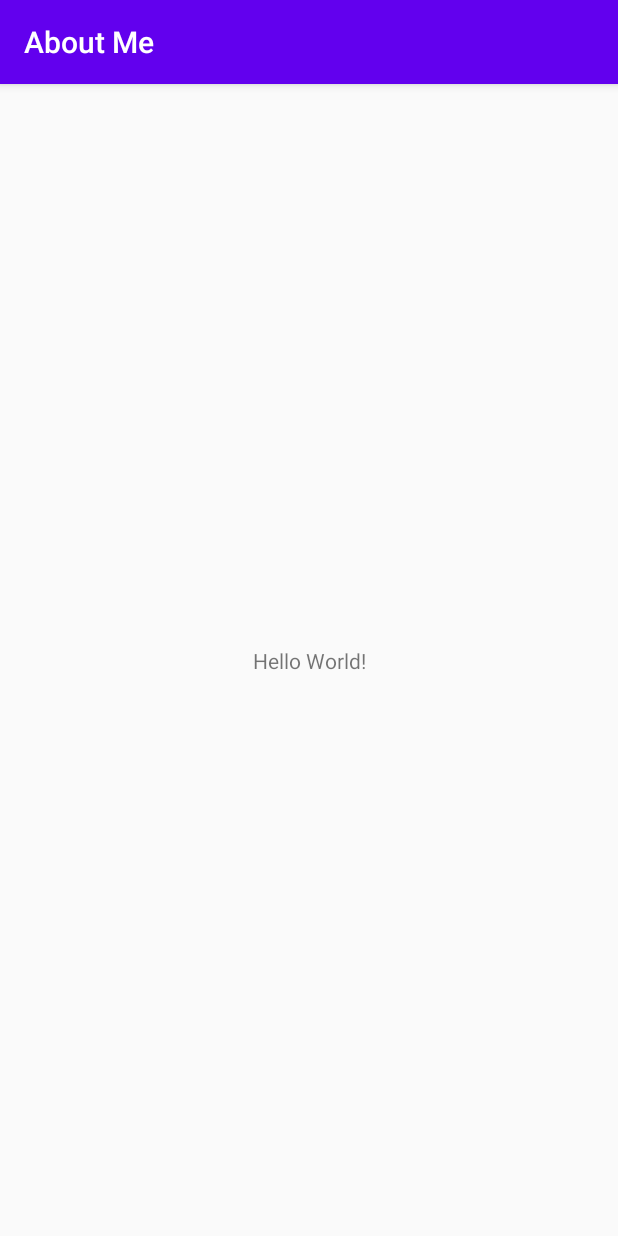
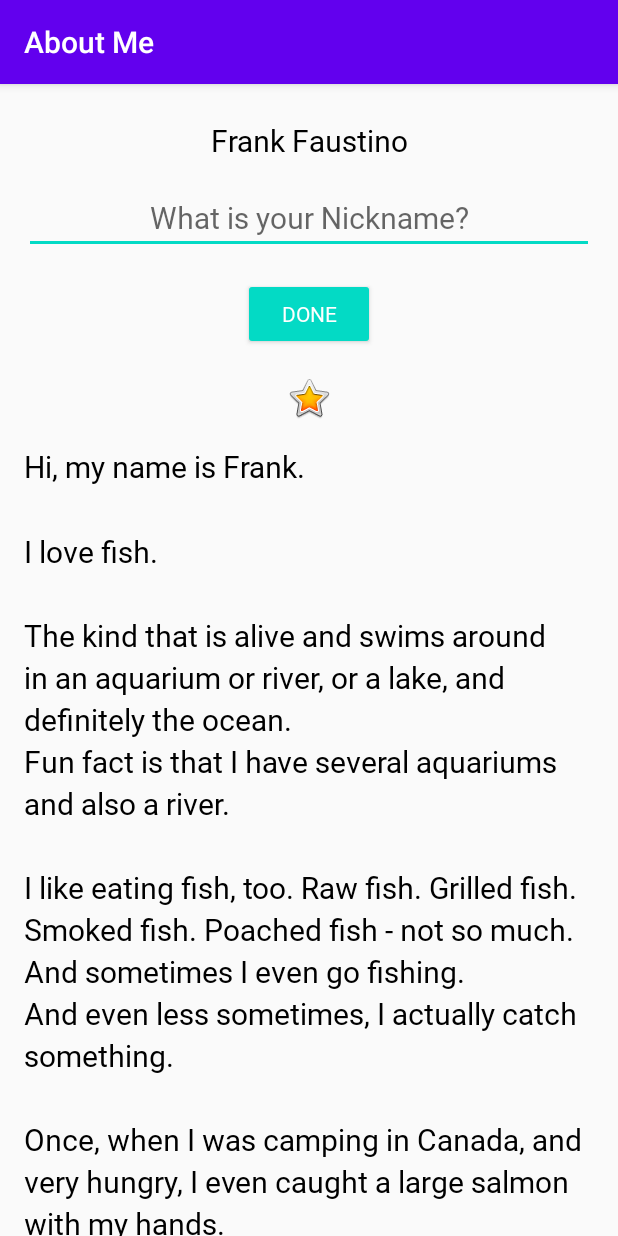
Before and after one commit to frankfaustino/android-kotlin, an Android app: the screen it shows after launch (MainActivity), on a phone screen of 412 x 824 dp. Run offline under Robolectric (Android 15) with nearby library versions, the phone set to English and light mode, and no system bars; our stand-ins replace data binding.

Commit message:
✨ Finish AboutMe

```diff
--- a/AboutMe/app/build.gradle
+++ b/AboutMe/app/build.gradle
@@ -21,6 +21,10 @@ android {
             proguardFiles getDefaultProguardFile('proguard-android-optimize.txt'), 'proguard-rules.pro'
         }
     }
+
+    buildFeatures {
+        dataBinding true
+    }
 }
 
 dependencies {
@@ -28,7 +32,6 @@ dependencies {
     implementation "org.jetbrains.kotlin:kotlin-stdlib:$kotlin_version"
     implementation 'androidx.core:core-ktx:1.3.0'
     implementation 'androidx.appcompat:appcompat:1.1.0'
-    implementation 'androidx.constraintlayout:constraintlayout:1.1.3'
     testImplementation 'junit:junit:4.12'
     androidTestImplementation 'androidx.test.ext:junit:1.1.1'
     androidTestImplementation 'androidx.test.espresso:espresso-core:3.2.0'
--- a/AboutMe/app/src/main/java/com/ff/aboutme/MainActivity.kt
+++ b/AboutMe/app/src/main/java/com/ff/aboutme/MainActivity.kt
@@ -1,11 +1,43 @@
 package com.ff.aboutme
 
+import android.content.Context
 import androidx.appcompat.app.AppCompatActivity
 import android.os.Bundle
+import android.view.View
+import android.view.inputmethod.InputMethodManager
+import androidx.databinding.DataBindingUtil
 
+import com.ff.aboutme.databinding.ActivityMainBinding
+
+/**
+ * This app demonstrates data binding between MainActivity and activity_main.xml.
+ * How to remove findById, and how to display data in views using the data binding object.
+ */
 class MainActivity : AppCompatActivity() {
+    private lateinit var binding: ActivityMainBinding
+    private val myName: MyName = MyName("Frank Faustino")
+
     override fun onCreate(savedInstanceState: Bundle?) {
         super.onCreate(savedInstanceState)
-        setContentView(R.layout.activity_main)
+        binding = DataBindingUtil.setContentView(this, R.layout.activity_main)
+        binding.doneButton.setOnClickListener { addNickname() }
+
+        // binding.myName corresponds to the myName variable in activity_main.xml.
+        binding.myName = myName
+    }
+
+    private fun addNickname() {
+        binding.apply {
+            myName?.nickname = nicknameEdit.text.toString()
+            // invalidate all binding expressions so that they're recreated with the correct data.
+            invalidateAll()
+            nicknameEdit.visibility = View.GONE
+            doneButton.visibility = View.GONE
+            nicknameText.visibility = View.VISIBLE
+        }
+
+        // Hide the keyboard.
+        val imm = getSystemService(Context.INPUT_METHOD_SERVICE) as InputMethodManager
+        imm.hideSoftInputFromWindow(binding.doneButton.windowToken, 0)
     }
 }
--- /dev/null
+++ b/AboutMe/app/src/main/java/com/ff/aboutme/MyName.kt
@@ -0,0 +1,3 @@
+package com.ff.aboutme
+
+data class MyName(var name: String = "", var nickname: String = "")
--- a/AboutMe/app/src/main/res/layout/activity_main.xml
+++ b/AboutMe/app/src/main/res/layout/activity_main.xml
@@ -1,18 +1,78 @@
 <?xml version="1.0" encoding="utf-8"?>
-<androidx.constraintlayout.widget.ConstraintLayout xmlns:android="http://schemas.android.com/apk/res/android"
+<layout xmlns:android="http://schemas.android.com/apk/res/android"
     xmlns:app="http://schemas.android.com/apk/res-auto"
-    xmlns:tools="http://schemas.android.com/tools"
-    android:layout_width="match_parent"
-    android:layout_height="match_parent"
-    tools:context=".MainActivity">
+    xmlns:tools="http://schemas.android.com/tools">
 
-    <TextView
-        android:layout_width="wrap_content"
-        android:layout_height="wrap_content"
-        android:text="Hello World!"
-        app:layout_constraintBottom_toBottomOf="parent"
-        app:layout_constraintLeft_toLeftOf="parent"
-        app:layout_constraintRight_toRightOf="parent"
-        app:layout_constraintTop_toTopOf="parent" />
+    <data>
+        <variable name="myName" type="com.ff.aboutme.MyName" />
+    </data>
 
-</androidx.constraintlayout.widget.ConstraintLayout>
+    <LinearLayout
+        android:layout_width="match_parent"
+        android:layout_height="match_parent"
+        android:orientation="vertical"
+        android:paddingStart="@dimen/padding"
+        android:paddingEnd="@dimen/padding">
+
+        <TextView
+            android:id="@+id/name_text"
+            style="@style/NameStyle"
+            android:layout_width="match_parent"
+            android:layout_height="wrap_content"
+            android:text="@{myName.name}"
+            android:textAlignment="center" />
+
+        <TextView
+            android:id="@+id/nickname_text"
+            style="@style/NameStyle"
+            android:layout_width="match_parent"
+            android:layout_height="wrap_content"
+            android:textAlignment="center"
+            android:text="@{myName.nickname}"
+            android:visibility="gone" />
+
+        <EditText
+            android:id="@+id/nickname_edit"
+            style="@style/NameStyle"
+            android:layout_width="match_parent"
+            android:layout_height="wrap_content"
+            android:hint="@string/what_is_your_nickname"
+            android:inputType="textPersonName"
+            android:textAlignment="center" />
+
+        <Button
+            android:id="@+id/done_button"
+            style="@style/Widget.AppCompat.Button.Colored"
+            android:layout_width="wrap_content"
+            android:layout_height="wrap_content"
+            android:layout_gravity="center_horizontal"
+            android:layout_marginTop="@dimen/layout_margin"
+            android:fontFamily="@font/roboto"
+            android:text="@string/done"
+            android:textAlignment="center" />
+
+        <ImageView
+            android:id="@+id/star_image"
+            android:layout_width="match_parent"
+            android:layout_height="wrap_content"
+            android:layout_marginTop="@dimen/layout_margin"
+            android:contentDescription="@string/yellow_star"
+            app:srcCompat="@android:drawable/btn_star_big_on" />
+
+        <ScrollView
+            android:id="@+id/bio_scroll"
+            android:layout_width="match_parent"
+            android:layout_height="match_parent"
+            android:layout_marginTop="@dimen/layout_margin">
+
+            <TextView
+                android:id="@+id/bio_text"
+                android:layout_width="match_parent"
+                android:layout_height="wrap_content"
+                android:lineSpacingMultiplier="@dimen/line_spacing_multiplier"
+                android:text="@string/bio"
+                android:textAppearance="@style/NameStyle" />
+
+        </ScrollView>
+    </LinearLayout>
+</layout>
--- /dev/null
+++ b/AboutMe/app/src/main/res/values/dimens.xml
@@ -0,0 +1,9 @@
+<?xml version="1.0" encoding="utf-8"?>
+<resources>
+    <dimen name="text_size">20sp</dimen>
+    <dimen name="small_padding">8dp</dimen>
+    <dimen name="line_spacing_extra">8sp</dimen>
+    <dimen name="layout_margin">16dp</dimen>
+    <dimen name="padding">16dp</dimen>
+    <dimen name="line_spacing_multiplier">1.2</dimen>
+</resources>
--- a/AboutMe/app/src/main/res/values/strings.xml
+++ b/AboutMe/app/src/main/res/values/strings.xml
@@ -1,3 +1,18 @@
 <resources>
     <string name="app_name">About Me</string>
+    <!-- Break paragraphs without extra spacing, by putting \n at the beginning of next line.-->
+    <string name="bio">Hi, my name is Frank.
+\n\nI love fish.
+\n\nThe kind that is alive and swims around in an aquarium or river, or a lake, and definitely the ocean.
+\nFun fact is that I have several aquariums and also a river.
+\n\nI like eating fish, too. Raw fish. Grilled fish. Smoked fish. Poached fish - not so much.
+\nAnd sometimes I even go fishing.
+\nAnd even less sometimes, I actually catch something.
+\n\nOnce, when I was camping in Canada, and very hungry, I even caught a large salmon with my hands.
+\n\nI\'ll be happy to teach you how to make your own aquarium.
+\nYou should ask someone else about fishing, though.\n\n</string>
+    <string name="what_is_your_nickname">What is your Nickname?</string>
+    <string name="done">Done</string>
+    <string name="yellow_star">Yellow star</string>
+    <string name="name">Frank Faustino</string>
 </resources>
--- a/AboutMe/app/src/main/res/values/styles.xml
+++ b/AboutMe/app/src/main/res/values/styles.xml
@@ -7,4 +7,11 @@
         <item name="colorAccent">@color/colorAccent</item>
     </style>
 
+    <style name="NameStyle">
+        <item name="android:fontFamily">@font/roboto</item>
+        <item name="android:paddingTop">@dimen/small_padding</item>
+        <item name="android:textSize">@dimen/text_size</item>
+        <item name="android:textColor">@android:color/black</item>
+        <item name="android:layout_marginTop">@dimen/layout_margin</item>
+    </style>
 </resources>
```
Also changed, not shown: AboutMe/app/src/main/res/font/roboto.ttf (added), 4 other files.
